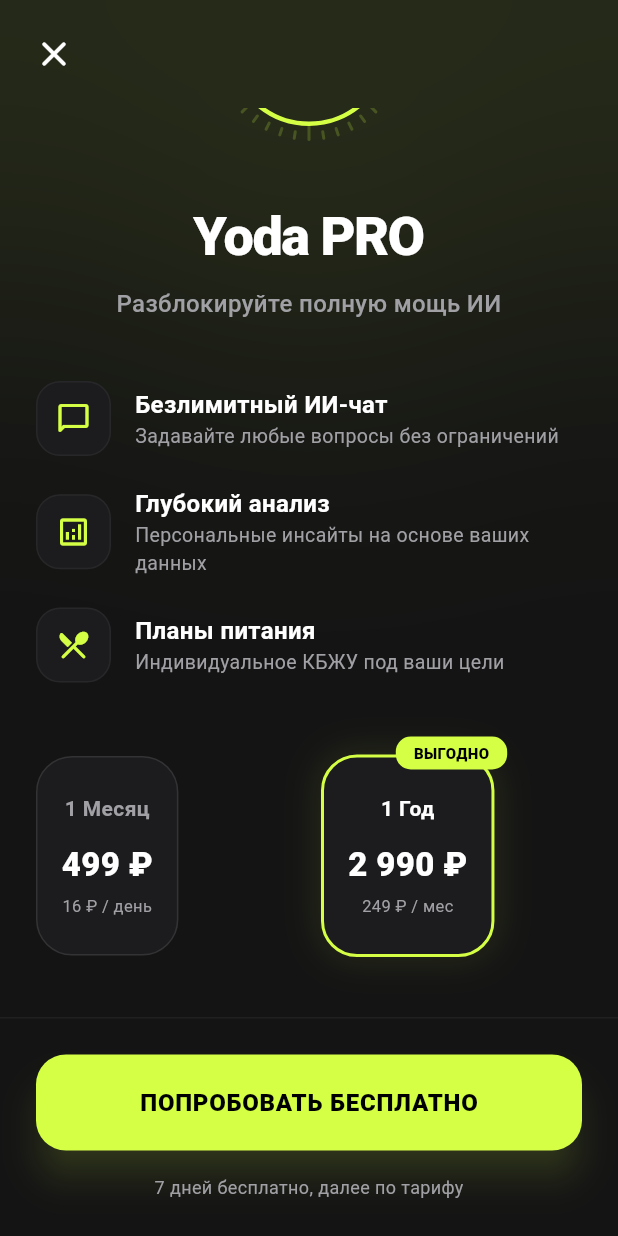
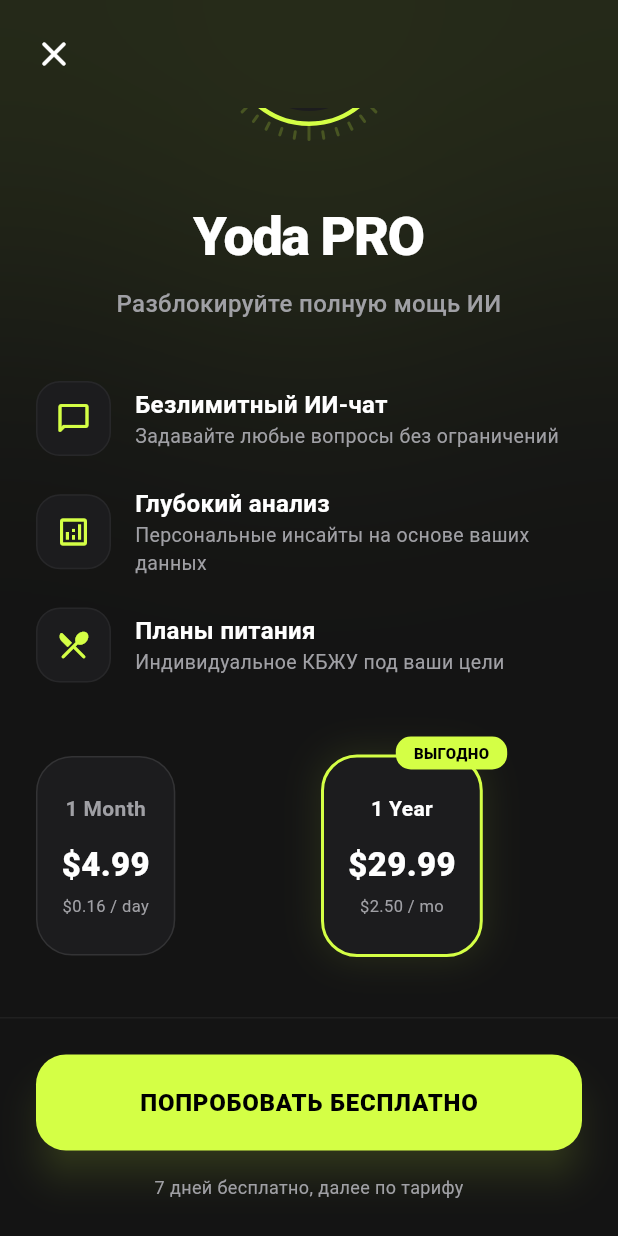
Before and after one commit to NurislamAiu/scale, a Flutter app: the PaywallPage screen opened directly, scrolled down 132 dp, on a phone screen of 412 x 824 dp. Run offline on Flutter 3.47's test engine with Material 3 defaults, Android fonts, the phone set to English and light mode, and no system bars; our stand-ins replace dartz, equatable, fl_chart, flutter_bloc, flutter_blue_plus, flutter_local_notifications and 5 more; accounts and stored records are empty; network calls fail.

Commit message:
Replace limit alert overlay with bottom sheet; update paywall UI
- ai_chat_page: removed full-screen paywall overlay, replaced with showModalBottomSheet when message limit is reached
- paywall_page: changed prices from RUB to USD ($4.99/mo, $29.99/yr), fixed top dial icon (centered, switched to workspace_premium_rounded)

https://claude.ai/code/session_01QAu2kHJxdMeuo5gpobQzt4

```diff
--- a/lib/features/subscription/presentation/pages/paywall_page.dart
+++ b/lib/features/subscription/presentation/pages/paywall_page.dart
@@ -100,12 +100,15 @@ class _PaywallPageState extends State<PaywallPage> {
               ),
             ),
             Container(
-              padding: const EdgeInsets.all(20),
+              width: 88,
+              height: 88,
               decoration: const BoxDecoration(
                 color: _cardColor,
                 shape: BoxShape.circle,
               ),
-              child: const Icon(Icons.auto_awesome, color: _limeAccent, size: 40),
+              child: const Center(
+                child: Icon(Icons.workspace_premium_rounded, color: _limeAccent, size: 38),
+              ),
             ),
           ],
         ),
@@ -168,18 +171,18 @@ class _PaywallPageState extends State<PaywallPage> {
         Expanded(
           child: _buildPlanCard(
             index: 0,
-            title: "1 Месяц",
-            price: "499 ₽",
-            subPrice: "16 ₽ / день",
+            title: "1 Month",
+            price: "\$4.99",
+            subPrice: "\$0.16 / day",
           ),
         ),
         const SizedBox(width: 16),
         Expanded(
           child: _buildPlanCard(
             index: 1,
-            title: "1 Год",
-            price: "2 990 ₽",
-            subPrice: "249 ₽ / мес",
+            title: "1 Year",
+            price: "\$29.99",
+            subPrice: "\$2.50 / mo",
             isBest: true,
           ),
         ),
```
Also changed, not shown: lib/features/ai_assistant/presentation/pages/ai_chat_page.dart (+65 -55 lines).
